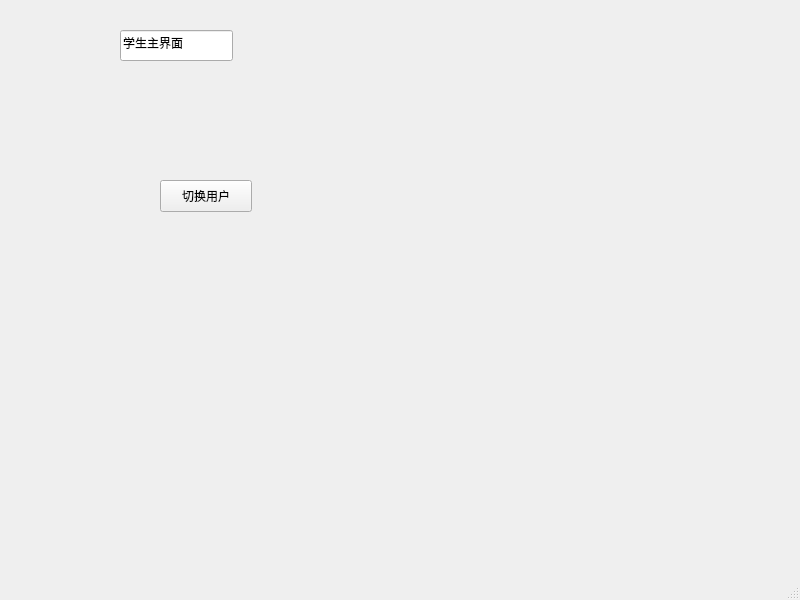
Before: the Qt Designer form Mutual_Evaluation-Client/student/stu_mainwindow.ui in yypEudora/MutualEvaluation, drawn with Qt 5.
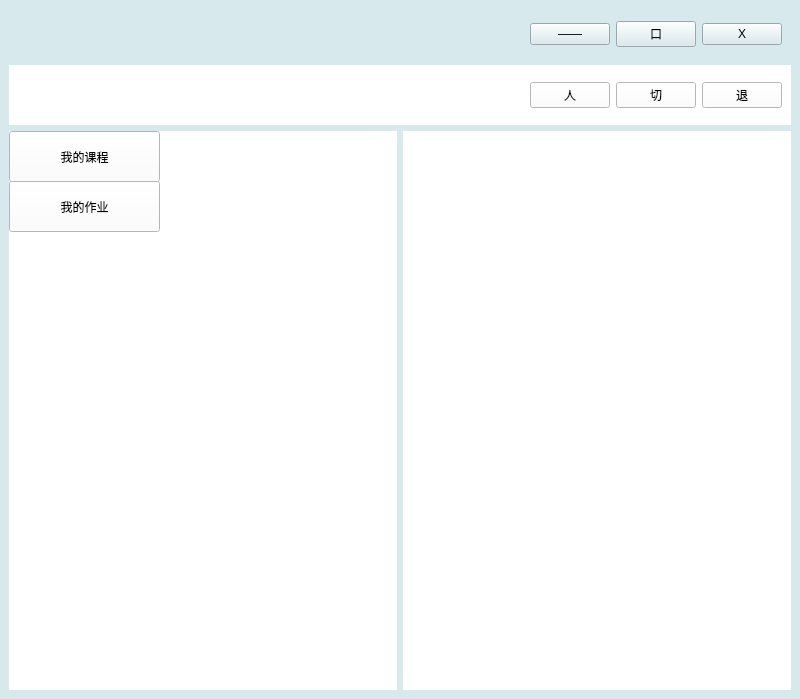
After: the same form once the commit is applied.

```diff
--- a/Mutual_Evaluation-Client/student/stu_mainwindow.ui
+++ b/Mutual_Evaluation-Client/student/stu_mainwindow.ui
@@ -7,51 +7,157 @@
     <x>0</x>
     <y>0</y>
     <width>800</width>
-    <height>600</height>
+    <height>699</height>
    </rect>
   </property>
   <property name="windowTitle">
    <string>MainWindow</string>
   </property>
+  <property name="styleSheet">
+   <string notr="true">background:rgb(215, 233, 237)</string>
+  </property>
   <widget class="QWidget" name="centralwidget">
-   <widget class="QPushButton" name="change_user_btn">
-    <property name="geometry">
-     <rect>
-      <x>160</x>
-      <y>180</y>
-      <width>92</width>
-      <height>32</height>
-     </rect>
-    </property>
-    <property name="text">
-     <string>切换用户</string>
-    </property>
-   </widget>
-   <widget class="QLineEdit" name="lineEdit">
-    <property name="geometry">
-     <rect>
-      <x>120</x>
-      <y>30</y>
-      <width>113</width>
-      <height>31</height>
-     </rect>
-    </property>
-    <property name="text">
-     <string>学生主界面</string>
-    </property>
-   </widget>
-  </widget>
-  <widget class="QMenuBar" name="menubar">
-   <property name="geometry">
-    <rect>
-     <x>0</x>
-     <y>0</y>
-     <width>800</width>
-     <height>28</height>
-    </rect>
+   <property name="styleSheet">
+    <string notr="true"/>
    </property>
+   <layout class="QGridLayout" name="gridLayout">
+    <item row="0" column="0" colspan="2">
+     <widget class="QWidget" name="title_widget" native="true">
+      <property name="maximumSize">
+       <size>
+        <width>16777215</width>
+        <height>50</height>
+       </size>
+      </property>
+      <layout class="QHBoxLayout" name="horizontalLayout_2">
+       <item>
+        <spacer name="horizontalSpacer_2">
+         <property name="orientation">
+          <enum>Qt::Horizontal</enum>
+         </property>
+         <property name="sizeHint" stdset="0">
+          <size>
+           <width>40</width>
+           <height>20</height>
+          </size>
+         </property>
+        </spacer>
+       </item>
+       <item>
+        <widget class="QPushButton" name="hide_btn">
+         <property name="text">
+          <string>——</string>
+         </property>
+        </widget>
+       </item>
+       <item>
+        <widget class="QPushButton" name="min_max_btn">
+         <property name="text">
+          <string>口</string>
+         </property>
+        </widget>
+       </item>
+       <item>
+        <widget class="QPushButton" name="close_btn">
+         <property name="text">
+          <string>X</string>
+         </property>
+        </widget>
+       </item>
+      </layout>
+     </widget>
+    </item>
+    <item row="2" column="0">
+     <widget class="QWidget" name="tool_page" native="true">
+      <property name="styleSheet">
+       <string notr="true">background:rgb(255, 255, 255)</string>
+      </property>
+      <widget class="QPushButton" name="stu_class_btn">
+       <property name="geometry">
+        <rect>
+         <x>0</x>
+         <y>0</y>
+         <width>151</width>
+         <height>51</height>
+        </rect>
+       </property>
+       <property name="text">
+        <string>我的课程</string>
+       </property>
+      </widget>
+      <widget class="QPushButton" name="stu_task_btn">
+       <property name="geometry">
+        <rect>
+         <x>0</x>
+         <y>50</y>
+         <width>151</width>
+         <height>51</height>
+        </rect>
+       </property>
+       <property name="text">
+        <string>我的作业</string>
+       </property>
+      </widget>
+     </widget>
+    </item>
+    <item row="2" column="1">
+     <widget class="QWidget" name="main_page" native="true">
+      <property name="styleSheet">
+       <string notr="true">background:rgb(255, 255, 255)</string>
+      </property>
+     </widget>
+    </item>
+    <item row="1" column="0" colspan="2">
+     <widget class="QWidget" name="widget" native="true">
+      <property name="maximumSize">
+       <size>
+        <width>16777215</width>
+        <height>60</height>
+       </size>
+      </property>
+      <property name="styleSheet">
+       <string notr="true">background:rgb(255, 255, 255)</string>
+      </property>
+      <layout class="QHBoxLayout" name="horizontalLayout">
+       <item>
+        <spacer name="horizontalSpacer">
+         <property name="orientation">
+          <enum>Qt::Horizontal</enum>
+         </property>
+         <property name="sizeHint" stdset="0">
+          <size>
+           <width>40</width>
+           <height>20</height>
+          </size>
+         </property>
+        </spacer>
+       </item>
+       <item>
+        <widget class="QPushButton" name="stu_info_list_btn">
+         <property name="text">
+          <string>人</string>
+         </property>
+        </widget>
+       </item>
+       <item>
+        <widget class="QPushButton" name="change_user_btn">
+         <property name="text">
+          <string>切</string>
+         </property>
+        </widget>
+       </item>
+       <item>
+        <widget class="QPushButton" name="stu_exit_btn">
+         <property name="text">
+          <string>退</string>
+         </property>
+        </widget>
+       </item>
+      </layout>
+     </widget>
+    </item>
+   </layout>
   </widget>
-  <widget class="QStatusBar" name="statusbar"/>
  </widget>
  <resources/>
  <connections/>
```
Left out of the diff: 4 changed lines with no effect on the pictures.
